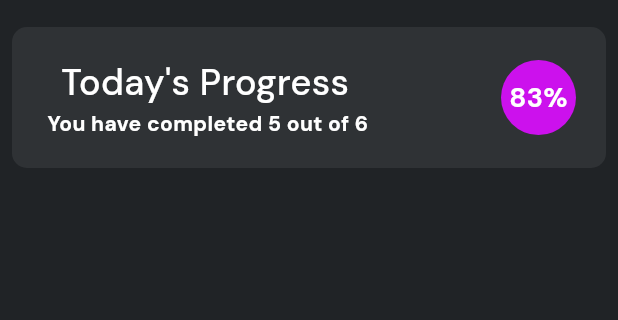
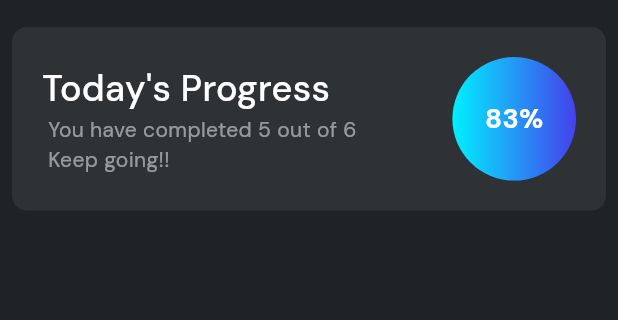
Before and after one commit to ADWx2001/flutter-app-practice, a Flutter app: the screen it shows after launch, on a phone screen of 412 x 824 dp, the part 69-389 px from its top. Run offline on Flutter 3.47's test engine with Material 3 defaults, Android fonts, the phone set to English and light mode, and no system bars; our stand-ins replace go_router, google_fonts.

Commit message:
`Refactor ProgressCard widget layout and styling`

```diff
--- a/notes_app/lib/widgets/progress_card.dart
+++ b/notes_app/lib/widgets/progress_card.dart
@@ -31,29 +31,33 @@ class _ProgressCardState extends State<ProgressCard> {
         mainAxisAlignment: MainAxisAlignment.spaceBetween,
         children: [
           Column(
-            mainAxisAlignment: MainAxisAlignment.start,
+            crossAxisAlignment: CrossAxisAlignment.start,
             children: [
 
               const Text(
                 "Today's Progress",
                 style: AppTextStyles.appSubtitle
               ),
-              Text(
-                " You have completed ${widget.completedTasks} out of ${widget.totalTasks}",
-                style: TextStyle(
-                  fontWeight: FontWeight.bold,
-                  color: AppColors.aWhiteColor,
-
+              SizedBox(
+                width: MediaQuery.of(context).size.width * 0.6,
+                child: Text(
+                  " You have completed ${widget.completedTasks} out of ${widget.totalTasks} \n Keep going!!",
+                  style: AppTextStyles.appDescriptionSmall.copyWith(
+                    color: AppColors.aWhiteColor.withOpacity(0.5)
+                  ),
                 ),
               ),
             ],
           ),
+
+          Stack(
+            children: [
               Container(
-            width: 50,
-            height: 50,
+                width: MediaQuery.of(context).size.width*0.2,
+                height: MediaQuery.of(context).size.width*0.2,
                 decoration: BoxDecoration(
                   borderRadius: BorderRadius.circular(100),
-              color: AppColors.aFabColor,
+                  gradient: AppColors().aPrimaryGradient,
                 ),
                 child: Center(
                   child: Text(
@@ -68,6 +72,10 @@ class _ProgressCardState extends State<ProgressCard> {
               ),
             ],
           ),
+
+
+        ],
+      ),
     );
   }
 }
```
Lines whose indentation alone changed are shown as unchanged.
